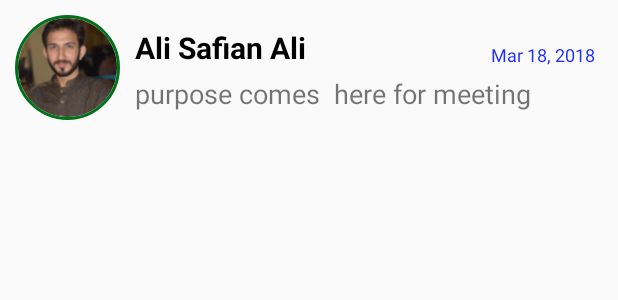
After one commit to AliSafian/AndroidProjects, an Android app: the layout single_row_receive_meeting.xml on its own in the app's theme, with its tools: preview values and no code run, on a phone screen of 412 x 824 dp. The commit adds this screen. Shown: the top 300 px of the screen. Run offline under Robolectric (Android 15) with nearby library versions, the phone set to English and light mode, and no system bars; network calls fail.

Commit message:
Meeting almost completed #Shahid

```diff
--- a/app/src/main/java/com/facefive/meetbook/MeetingSingleRow.java
+++ b/app/src/main/java/com/facefive/meetbook/MeetingSingleRow.java
@@ -10,13 +10,14 @@ public class MeetingSingleRow{
     public String description;
     public int image;
     public String purpose;
-    public String date,starttime,endtime;
+    public String starttime,endtime;
     public int senderID,receiverID;
+    public String reqTime;
 
 
 
 
-    public MeetingSingleRow(String name , String description , int image,int meetID, String purpose,String starttime,String endtime,int SenderID,int ReceiverID)
+    public MeetingSingleRow(String name , String description , int image,int meetID, String purpose,String starttime,String endtime,int SenderID,int ReceiverID,String reqTime)
     {
         this.name = name;
         this.description=description;
@@ -27,5 +28,6 @@ public class MeetingSingleRow{
         this.MeetID=meetID;
         this.senderID=SenderID;
         this.receiverID=ReceiverID;
+        this.reqTime=reqTime;
     }
 }
--- a/app/src/main/java/com/facefive/meetbook/fragments/FixedMeetingFragment.java
+++ b/app/src/main/java/com/facefive/meetbook/fragments/FixedMeetingFragment.java
@@ -136,7 +136,7 @@ public class FixedMeetingFragment extends Fragment {
                             int meetID=Integer.parseInt(array.get(7).toString());
                             int SenderID=Integer.parseInt(array.get(8).toString());
                             int ReceiverID=Integer.parseInt(array.get(9).toString());
-                            MeetingSingleRow row = new MeetingSingleRow(array.get(0).toString() , "You Have a meeting "+showday+" at "+time.substring(11,16), images[i],meetID,purpose,starttime,endtime,SenderID,ReceiverID);
+                            MeetingSingleRow row = new MeetingSingleRow(array.get(0).toString() , "You Have a meeting "+showday+" at "+time.substring(11,16), images[i],meetID,purpose,starttime,endtime,SenderID,ReceiverID,array.get(2).toString());
                             list.add(row);
 
                         }
--- a/app/src/main/java/com/facefive/meetbook/request.java
+++ b/app/src/main/java/com/facefive/meetbook/request.java
@@ -164,6 +164,7 @@ public class request extends AppCompatActivity {
                     try {
                         final Date time1 = sdf.parse(timePicker1.getText().toString());
                         Toast.makeText(request.this,time1.toString(),Toast.LENGTH_SHORT).show();
+
 
                         Date time2 = sdf.parse(timePicker2.getText().toString());
                         if (time1.after(time2))
--- /dev/null
+++ b/app/src/main/res/layout/single_row_receive_meeting.xml
@@ -0,0 +1,67 @@
+<?xml version="1.0" encoding="utf-8"?>
+<RelativeLayout xmlns:android="http://schemas.android.com/apk/res/android"
+    xmlns:app="http://schemas.android.com/apk/res-auto"
+    android:layout_width="match_parent" android:layout_height="match_parent"
+    android:focusable="false"
+    android:focusableInTouchMode="false">
+<RelativeLayout
+    android:layout_width="match_parent"
+    android:layout_height="90dp">
+    <de.hdodenhof.circleimageview.CircleImageView
+        android:layout_width="70dp"
+        android:layout_height="70dp"
+        android:layout_marginTop="30dp"
+        android:layout_margin="10dp"
+        android:src="@drawable/ali"
+        app:civ_border_color="@color/colorPrimaryDark"
+        app:civ_border_width="2dp"
+        android:id="@+id/iv_user_pic" />
+<LinearLayout
+    android:layout_width="match_parent"
+    android:layout_height="40dp"
+    android:id="@+id/ll_single_row_name_and_time"
+    android:layout_marginTop="10dp"
+    android:layout_toRightOf="@+id/iv_user_pic"
+    >
+    <TextView
+        android:id="@+id/rec_meet_tv_name"
+        android:layout_width="160dp"
+        android:layout_height="25dp"
+        android:layout_marginTop="8dp"
+        android:text="Ali Safian Ali Ahmad"
+        android:textColor="@color/colorText"
+        android:textSize="20dp"
+
+        android:textStyle="bold" />
+    <TextView
+        android:id="@+id/tv_recv_meet_time"
+        android:layout_width="match_parent"
+        android:gravity="end"
+        android:layout_height="wrap_content"
+        android:text="Mar 18, 2018"
+        android:layout_marginTop="10dp"
+        android:layout_marginEnd="15dp"
+        android:textSize="12dp"
+        android:textColor="@color/colorTime"
+/>
+</LinearLayout>
+  <!--  <ImageView
+        android:layout_width="match_parent"
+        android:layout_toRightOf="@+id/ll_single_row_name_and_time"
+        android:layout_height="30dp"
+        android:src="@drawable/more_vert_black"
+        android:layout_marginTop="5dp"
+        android:id="@+id/recv_meet_more_vert"
+        />-->
+    <TextView
+        android:id="@+id/recv_meet_purpose"
+        android:layout_width="match_parent"
+        android:layout_height="29dp"
+        android:textSize="18sp"
+        android:layout_marginEnd="15dp"
+        android:layout_toRightOf="@+id/iv_user_pic"
+        android:layout_below="@+id/ll_single_row_name_and_time"
+        android:text="purpose comes  here for meeting " />
+
+    </RelativeLayout>
+</RelativeLayout>
--- a/app/src/main/res/layout/update_message_model.xml
+++ b/app/src/main/res/layout/update_message_model.xml
@@ -42,7 +42,7 @@
                 android:src="@drawable/more_vert_black"
                 android:layout_marginTop="25dp"
                 android:id="@+id/update_message_more_vert"
-                />-
+                />
 
         </RelativeLayout>
 
--- a/app/src/main/res/values/colors.xml
+++ b/app/src/main/res/values/colors.xml
@@ -11,6 +11,7 @@
     <color name="colorTextBlack">#333333</color>
     <color name="colorTextInfo">#9b9b9b</color>
     <color name="colorError">#d40909</color>
+    <color name="colorTime">#1f2efd</color>
 
     <color name="black_overlay">#66000000</color>
 
```
Also changed, not shown: app/src/main/java/com/facefive/meetbook/MeetingListAdapter.java (+19 -5 lines), app/src/main/java/com/facefive/meetbook/activities/HomeActivity.java (+4 -4 lines), app/src/main/java/com/facefive/meetbook/fragments/ReceiveMeetingFragment.java (+4 -4 lines), app/src/main/java/com/facefive/meetbook/fragments/SentMeetingFragment.java (+4 -4 lines), app/src/main/java/com/facefive/meetbook/utils/DateUtils.java (added, +130 -0 lines).
